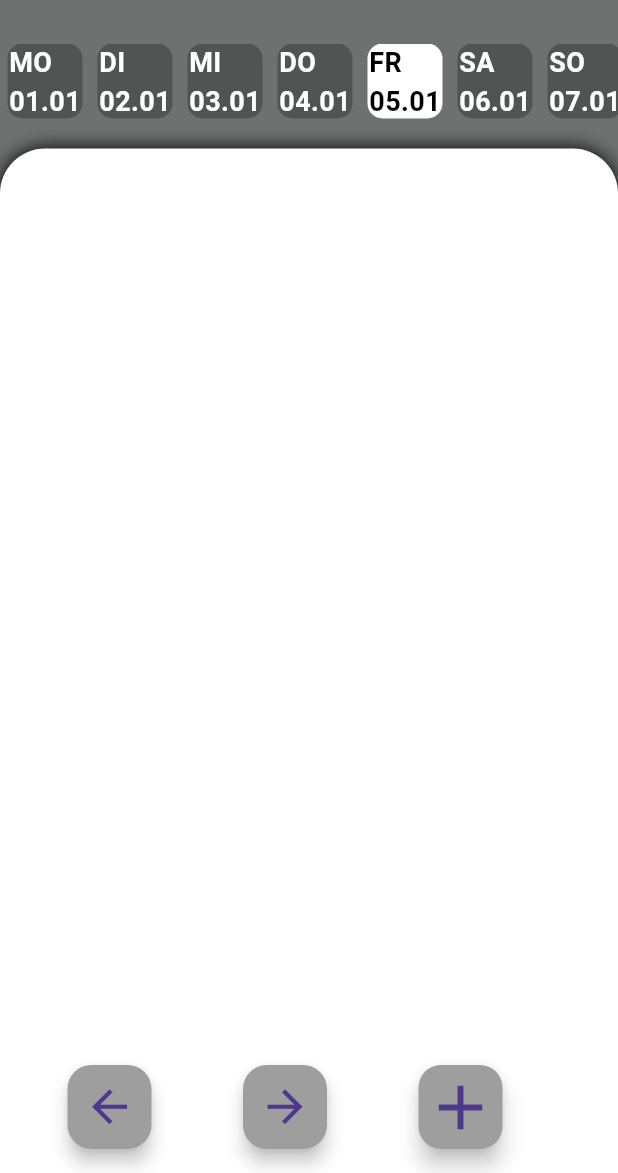
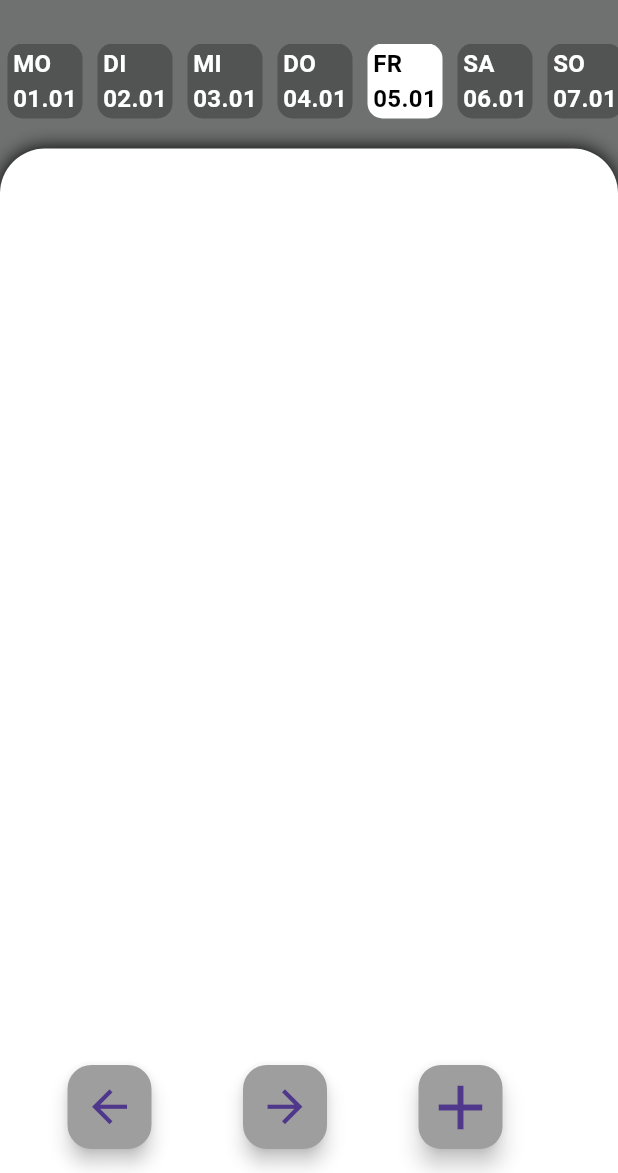
Before and after one commit to ronrobertsoen/lernapp_2, a Flutter app: the screen it shows after launch, after a tap on the "arrow back" icon, on a phone screen of 412 x 824 dp, the part 63-1236 px from its top. Run offline on Flutter 3.47's test engine with Material 3 defaults, Android fonts, the phone set to English and light mode, and no system bars.

Commit message:
Coaching, div Sachen geändert

```diff
--- a/lib/custom_widgets/horizontal_day_list.dart
+++ b/lib/custom_widgets/horizontal_day_list.dart
@@ -3,7 +3,7 @@ import 'package:flutter/scheduler.dart';
 import 'package:intl/intl.dart';
 
 class HorizontalDayList extends StatefulWidget {
-  final Function dayUpdateFunction;
+  final Function(int) dayUpdateFunction;
   final DateTime startDate;
   const HorizontalDayList(
       {Key? key, required this.dayUpdateFunction, required this.startDate})
@@ -16,6 +16,7 @@ class HorizontalDayList extends StatefulWidget {
 class _HorizontalDayListState extends State<HorizontalDayList> {
   //Boxen oben, mit Wochentagen drin
   List<String> weekdays = ["MO", "DI", "MI", "DO", "FR", "SA", "SO"];
+  DateTime monday = DateTime.now();
 
   Color activeCardColor = Colors.white;
   Color inactiveCardColor = Colors.black26;
@@ -33,8 +34,6 @@ class _HorizontalDayListState extends State<HorizontalDayList> {
     [Colors.black26, Colors.white],
   ];
 
-  late DateTime date;
-
   void updateDayColor(int index) {
     setState(() {
       for (int i = 0; i < cardColorList.length; i++) {
@@ -51,11 +50,18 @@ class _HorizontalDayListState extends State<HorizontalDayList> {
   void initState() {
     super.initState();
     SchedulerBinding.instance.addPostFrameCallback((_) {
-      date =
-          DateTime.now(); // PostFrameCallback enthält aktuelles Datum & Uhrzeit
-      widget.dayUpdateFunction(
-          weekdays[date.weekday - 1]); // zeigt an welcher Wochentag ist
-      updateDayColor(date.weekday - 1); // Passt die Farbe an
+      // Sicherstellen, dass die startDate tatsächlich Montag ist.
+      // Wenn startDate nicht Montag ist, finden Sie den letzten Montag.
+      monday = widget.startDate
+          .subtract(Duration(days: widget.startDate.weekday - 1));
+
+      // Die Farbe des aktuellen Tages aktualisieren.
+      int todayIndex = DateTime.now().difference(monday).inDays;
+      if (todayIndex >= 0 && todayIndex < 7) {
+        // Wenn der aktuelle Tag innerhalb der Woche liegt
+        updateDayColor(todayIndex);
+        widget.dayUpdateFunction(todayIndex);
+      }
     });
   }
 
@@ -70,13 +76,13 @@ class _HorizontalDayListState extends State<HorizontalDayList> {
         scrollDirection: Axis.horizontal, // horizontal scrollen
         itemCount: weekdays.length,
         itemBuilder: (BuildContext context, int index) {
-          DateTime buttondate = widget.startDate.add(Duration(days: index));
+          DateTime buttondate = monday.add(Duration(days: index));
           String formattedDate = DateFormat('dd.MM').format(buttondate);
           return GestureDetector(
             // verarbeitet Benutzerinteraktionen
             onTap: () {
               updateDayColor(index);
-              widget.dayUpdateFunction(weekdays[index]);
+              widget.dayUpdateFunction(index);
             },
             child: Container(
               // Aussehen der Karte
@@ -94,7 +100,7 @@ class _HorizontalDayListState extends State<HorizontalDayList> {
                       "\n" +
                       formattedDate, //Schriftgrösse & Art etc.
                   style: TextStyle(
-                      fontSize: 18,
+                      fontSize: 16,
                       color: cardColorList[index][1],
                       fontWeight: FontWeight.bold),
                 ),
--- a/lib/custom_widgets/todo_tile.dart
+++ b/lib/custom_widgets/todo_tile.dart
@@ -24,7 +24,7 @@ class _TodoTileState extends State<TodoTile> {
   @override
   Widget build(BuildContext context) {
     // Wenn die Aufgabe erledigt ist, wird nichts gerendert
-    if (isDone) return SizedBox();
+    if (isDone) return const SizedBox();
 
     // Ansonsten wird das TodoTile normal gerendert
     return ListTile(
--- a/lib/main.dart
+++ b/lib/main.dart
@@ -1,8 +1,13 @@
 import 'package:flutter/material.dart';
 import 'package:todo_try/pages/home.dart';
+import 'package:intl/date_symbol_data_local.dart';
+import 'package:flutter_localizations/flutter_localizations.dart';
 
 void main() {
-  runApp(const TodoApp());
+  WidgetsFlutterBinding.ensureInitialized();
+  initializeDateFormatting().then((_) {
+    runApp(const TodoApp());
+  });
 }
 
 //Das ist die Hauptklasse
@@ -12,6 +17,15 @@ class TodoApp extends StatelessWidget {
   @override
   Widget build(BuildContext context) {
     return const MaterialApp(
+      localizationsDelegates: [
+        GlobalMaterialLocalizations.delegate,
+        GlobalWidgetsLocalizations.delegate,
+        GlobalCupertinoLocalizations.delegate,
+      ],
+      supportedLocales: [
+        Locale('de'), // English
+        Locale('en'), // Spanish
+      ],
       debugShowCheckedModeBanner: false,
       home: HomePage(),
     );
--- a/lib/pages/home.dart
+++ b/lib/pages/home.dart
@@ -1,9 +1,19 @@
 //import 'dart:ui';        glaub unnötig, das alles im flutter enthalten ist
 
 import 'package:flutter/material.dart';
+import 'package:intl/intl.dart';
 import 'package:todo_try/custom_widgets/horizontal_day_list.dart';
 import 'package:todo_try/custom_widgets/todo_grid_view.dart';
 import 'package:todo_try/custom_widgets/todo_information_popup.dart';
+
+class Lernziel {
+  String titel;
+  String beschreibung;
+  DateTime datum;
+
+  Lernziel(
+      {required this.titel, required this.beschreibung, required this.datum});
+}
 
 class HomePage extends StatefulWidget {
   const HomePage({Key? key}) : super(key: key);
@@ -18,17 +28,16 @@ class _HomePageState extends State<HomePage> {
   TextEditingController dateController =
       TextEditingController(); // Neuer Controller für das Datum
 
-  List<String> dayDependentTodos = [];
-  List<String> todoInformation = ["MON,TEST1,TEST1"];
-  String weekday = "";
-  DateTime currentdate = DateTime(2024, 01, 08);
+  List<Lernziel> todoInformation = [];
+  List<Lernziel> dayDependentTodos = [];
+  int weekday = 0;
+  DateTime currentdate = DateTime.now();
 
   @override
-  void dispose() {
-    titleController.dispose();
-    descriptionController.dispose();
-    dateController.dispose(); // Entsorgen des Controllers
-    super.dispose();
+  void initState() {
+    super.initState();
+    // Setzt den aktuellen Wochentag beim Start der App
+    weekday = currentdate.weekday - 1;
   }
 
   void showInSnackBar(String value) {
@@ -45,34 +54,44 @@ class _HomePageState extends State<HomePage> {
     );
   }
 
-  void changeWeekday(String newDay) {
+  void changeWeekday(int newDay) {
     setState(() {
       weekday = newDay;
     });
     updateList();
   }
 
+  void addLernziel(DateTime chosenDate, String title, String description) {
+    setState(() {
+      todoInformation.add(Lernziel(
+        titel: title,
+        beschreibung: description,
+        datum: chosenDate,
+      ));
+      updateList();
+    });
+  }
+
   void updateList() {
     dayDependentTodos.clear();
-    for (var todoInfo in todoInformation) {
-      if (todoInfo.split(",")[0] == weekday) {
-        dayDependentTodos.add(todoInfo);
+    for (Lernziel lernziel in todoInformation) {
+      (DateFormat('EEEE', 'de_DE').format(lernziel.datum));
+      if (lernziel.datum.weekday - 1 == weekday) {
+        dayDependentTodos.add(lernziel);
       }
     }
   }
 
-  int value = 0;
   void nextweek() {
     setState(() {
-      currentdate = currentdate.add(Duration(days: 7));
+      currentdate = currentdate.add(const Duration(days: 7));
     });
   }
 
   void previousweek() {
     setState(() {
-      currentdate = currentdate.subtract(Duration(days: 7));
+      currentdate = currentdate.subtract(const Duration(days: 7));
     });
-    value = -7;
   }
 
   @override
@@ -125,30 +144,28 @@ class _HomePageState extends State<HomePage> {
             ),
             FloatingActionButton(
               onPressed: () {
-                showDialog(
+                showDialog<Map<String, dynamic>>(
                   context: context,
                   builder: (context) {
                     return TodoInformationPopup(
                       titleController: titleController,
                       descriptionController: descriptionController,
-                      dateController:
-                          dateController, // Übergeben des Controllers
                     );
                   },
-                ).then((value) {
-                  setState(() {
-                    if (descriptionController.text.isEmpty ||
-                        titleController.text.isEmpty) {
-                      showInSnackBar(
-                          "Fach oder Beschreibung darf nicht leer sein!");
-                    } else {
-                      todoInformation.add(
-                          "$weekday,${titleController.text},${descriptionController.text}");
-                      updateList();
-                      titleController.clear();
-                      descriptionController.clear();
-                    }
-                  });
+                ).then((result) {
+                  // 'selectedDate' empfängt das Datum vom Popup
+                  if (result != null) {
+                    DateTime selectedDate = result['selectedDate'];
+                    String title = result['title'];
+                    String description = result['description'];
+
+                    addLernziel(selectedDate, title, description);
+                    titleController.clear();
+                    descriptionController.clear();
+                  } else {
+                    showInSnackBar(
+                        "Bitte füllen Sie alle Felder aus und wählen Sie ein Datum.");
+                  }
                 });
               },
               splashColor: const Color.fromARGB(255, 158, 158, 158),
@@ -157,7 +174,7 @@ class _HomePageState extends State<HomePage> {
               ),
               backgroundColor: const Color.fromARGB(255, 158, 158, 158),
               child: const Icon(Icons.add, size: 50),
-            )
+            ),
           ],
         ));
   }
```
Also changed, not shown: lib/custom_widgets/todo_grid_view.dart (+7 -7 lines), lib/custom_widgets/todo_information_popup.dart (+44 -27 lines).
